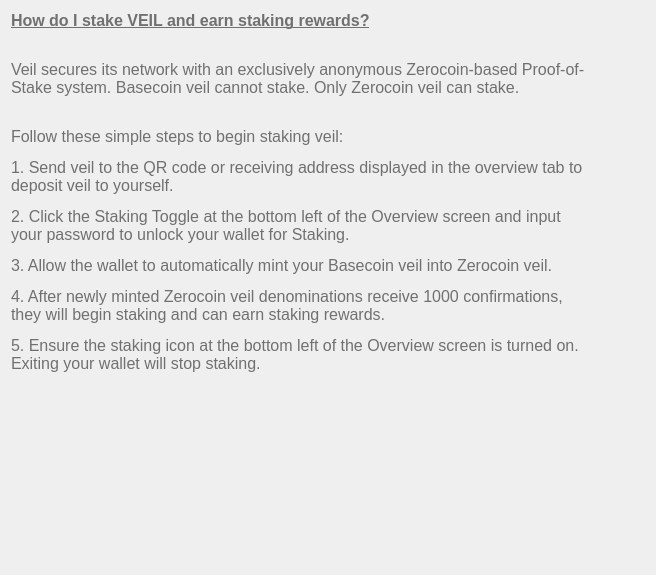
Veil-Project/veil, file src/qt/veil/forms/settingsfaq08.ui: the form before one commit.
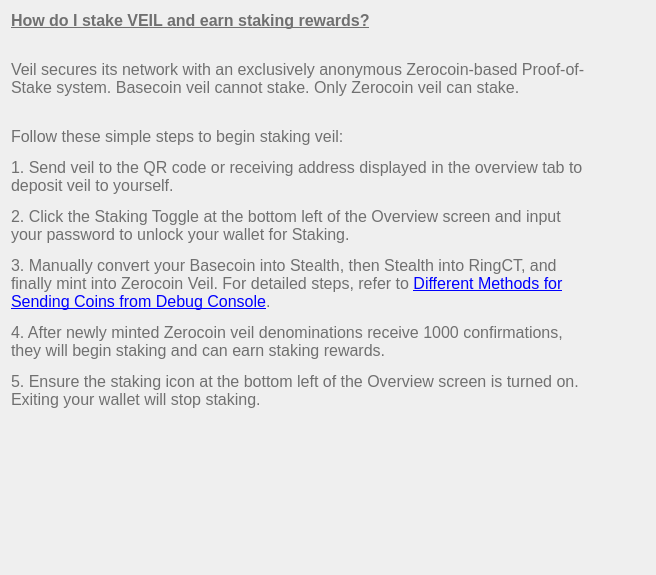
The form after the commit.

Commit message: Updated documentation: Enhanced staking guide with Basecoin to Zerocoin conversion steps and removed outdated automint references from Exchange or Service mode.

What changed in the file:
```diff
--- a/src/qt/veil/forms/settingsfaq08.ui
+++ b/src/qt/veil/forms/settingsfaq08.ui
@@ -33,7 +33,7 @@
       <string notr="true">font-weight:200;</string>
      </property>
      <property name="text">
-      <string>&lt;html&gt;&lt;head/&gt;&lt;body&gt;&lt;p&gt;&lt;span style=&quot; font-weight:600; text-decoration: underline;&quot;&gt;How do I stake VEIL and earn staking rewards?&lt;/span&gt;&lt;/p&gt;&lt;p&gt;&lt;br/&gt;Veil secures its network with an exclusively anonymous Zerocoin-based Proof-of-Stake system. Basecoin veil cannot stake. Only Zerocoin veil can stake.&lt;br/&gt;&lt;/p&gt;&lt;p&gt;Follow these simple steps to begin staking veil:&lt;/p&gt;&lt;p&gt;1. Send veil to the QR code or receiving address displayed in the overview tab to deposit veil to yourself.&lt;/p&gt;&lt;p&gt;2. Click the Staking Toggle at the bottom left of the Overview screen and input your password to unlock your wallet for Staking.&lt;/p&gt;&lt;p&gt;3. Allow the wallet to automatically mint your Basecoin veil into Zerocoin veil.&lt;/p&gt;&lt;p&gt;4. After newly minted Zerocoin veil denominations receive 1000 confirmations, they will begin staking and can earn staking rewards.&lt;/p&gt;&lt;p&gt;5. Ensure the staking icon at the bottom left of the Overview screen is turned on. Exiting your wallet will stop staking. &lt;/p&gt;&lt;/body&gt;&lt;/html&gt;</string>
+      <string>&lt;html&gt;&lt;head/&gt;&lt;body&gt;&lt;p&gt;&lt;span style=&quot; font-weight:600; text-decoration: underline;&quot;&gt;How do I stake VEIL and earn staking rewards?&lt;/span&gt;&lt;/p&gt;&lt;p&gt;&lt;br/&gt;Veil secures its network with an exclusively anonymous Zerocoin-based Proof-of-Stake system. Basecoin veil cannot stake. Only Zerocoin veil can stake.&lt;br/&gt;&lt;/p&gt;&lt;p&gt;Follow these simple steps to begin staking veil:&lt;/p&gt;&lt;p&gt;1. Send veil to the QR code or receiving address displayed in the overview tab to deposit veil to yourself.&lt;/p&gt;&lt;p&gt;2. Click the Staking Toggle at the bottom left of the Overview screen and input your password to unlock your wallet for Staking.&lt;/p&gt;&lt;p&gt;3. Manually convert your Basecoin into Stealth, then Stealth into RingCT, and finally mint into Zerocoin Veil. For detailed steps, refer to &lt;a target=&quot;_blank&quot; href=&quot;https://veil.freshdesk.com/support/solutions/articles/43000474291-different-methods-for-sending-coins-from-debug-console&quot;&gt;&lt;span style=&quot;text-decoration: underline; color:#0000ff;&quot;&gt;Different Methods for Sending Coins from Debug Console&lt;/span&gt;&lt;/a&gt;.&lt;/p&gt;&lt;p&gt;4. After newly minted Zerocoin veil denominations receive 1000 confirmations, they will begin staking and can earn staking rewards.&lt;/p&gt;&lt;p&gt;5. Ensure the staking icon at the bottom left of the Overview screen is turned on. Exiting your wallet will stop staking. &lt;/p&gt;&lt;/body&gt;&lt;/html&gt;</string>
      </property>
      <property name="alignment">
       <set>Qt::AlignLeading|Qt::AlignLeft|Qt::AlignTop</set>
```
The commit also changes 1 other file.
